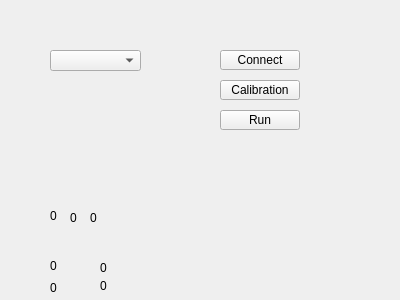
Old version of the form mainwindow.ui in the repository pcnimdock/guncon3-qt-driver_user_space.
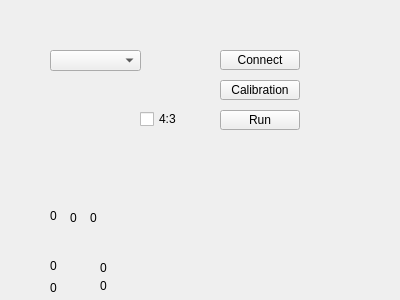
New version of the form. Icons and pictures are not drawn.

The edit to the form file:
```diff
--- a/mainwindow.ui
+++ b/mainwindow.ui
@@ -176,6 +176,19 @@
      <string>0</string>
     </property>
    </widget>
+   <widget class="QCheckBox" name="checkBox">
+    <property name="geometry">
+     <rect>
+      <x>140</x>
+      <y>110</y>
+      <width>65</width>
+      <height>18</height>
+     </rect>
+    </property>
+    <property name="text">
+     <string>4:3</string>
+    </property>
+   </widget>
   </widget>
  </widget>
  <layoutdefault spacing="6" margin="11"/>
```
